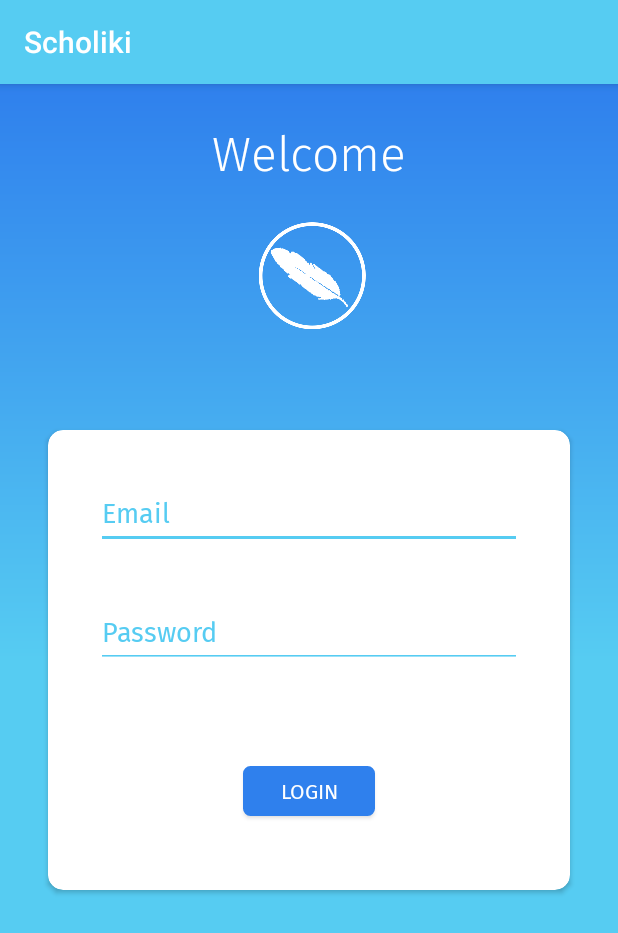
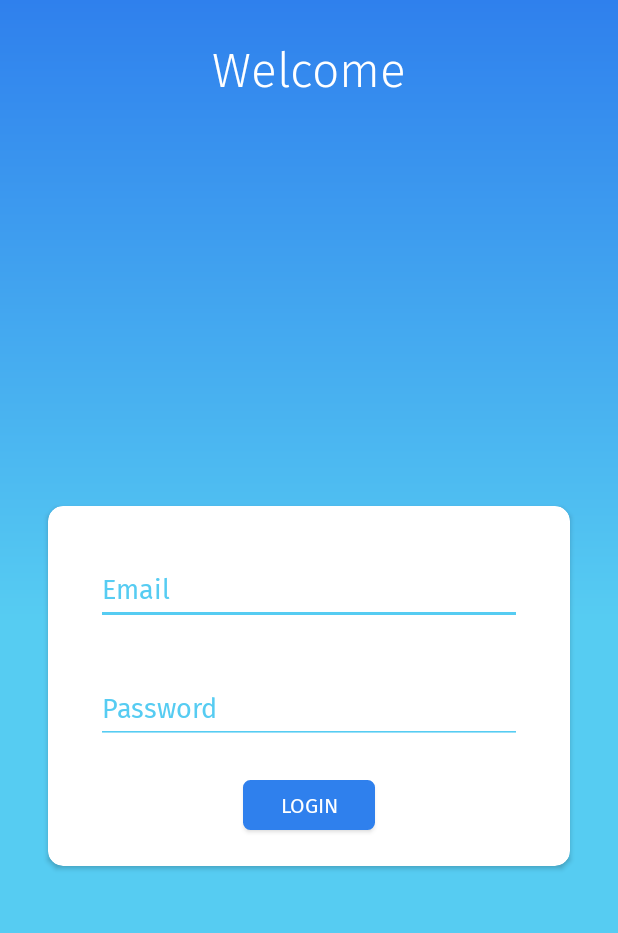
Before and after one commit to pixylife/Scholiki-Android-, an Android app: the screen it shows after launch (LoginActivity), on a phone screen of 412 x 824 dp. Shown: the top 933 px of the screen. Run offline under Robolectric (Android 15) with nearby library versions, the phone set to English and light mode, and no system bars; our stand-ins replace Firebase (no records; nobody signed in at launch, a user with empty details on screens opened directly); libraries missing offline, so code that uses them is left out: es.dmoral.toasty; 4 statements that could not run were skipped.

Commit message:
Fixed issues in login page

```diff
--- a/app/src/main/java/com/azio/scholiki/model/datasource/impl/UserDataSourceImpl.kt
+++ b/app/src/main/java/com/azio/scholiki/model/datasource/impl/UserDataSourceImpl.kt
@@ -15,17 +15,15 @@ class UserDataSourceImpl(
                 if (task.isSuccessful) {
                     // Sign in success
                     val user = auth.currentUser
-
                     //check user is null or not(just in case)
                     if(user!=null) {
-
                         callback.onSuccess(user)
                     }else{
                         callback.onFailed("Something went wrong")
                     }
                 } else {
                     // If sign in fails, display a message to the user.
-                    callback.onFailed("Something went wrong")
+                    callback.onFailed(task.exception?.localizedMessage.toString())
                 }
 
             }    }
--- a/app/src/main/res/layout/activity_login.xml
+++ b/app/src/main/res/layout/activity_login.xml
@@ -16,7 +16,7 @@
                                         android:layout_marginBottom="8dp"
                                         app:layout_constraintBottom_toTopOf="@+id/guideline2"
                                         android:layout_width="match_parent" android:id="@+id/cardView"
-                                        android:layout_height="0dp">
+                                        android:layout_height="wrap_content" app:layout_constraintVertical_bias="1.0">
         <android.support.constraint.ConstraintLayout
                 android:layout_width="match_parent"
                 android:layout_height="match_parent"
@@ -32,7 +32,7 @@
                     android:textColor="@android:color/white"
                     app:layout_constraintTop_toBottomOf="@+id/edtPassword"
                     app:layout_constraintStart_toStartOf="@+id/edtPassword"
-                    app:layout_constraintEnd_toEndOf="@+id/edtPassword" android:layout_marginBottom="8dp"
+                    app:layout_constraintEnd_toEndOf="@+id/edtPassword" android:layout_marginBottom="24dp"
                     app:layout_constraintBottom_toBottomOf="parent"/>
             <EditText
                     android:layout_width="0dp"
@@ -84,14 +84,6 @@
             android:id="@+id/textView" app:layout_constraintStart_toStartOf="parent" android:layout_marginStart="8dp"
             app:layout_constraintEnd_toEndOf="parent" android:layout_marginEnd="8dp" android:layout_marginTop="24dp"
             app:layout_constraintTop_toTopOf="parent"/>
-    <ImageView
-            android:layout_width="wrap_content"
-            android:layout_height="wrap_content" app:srcCompat="@drawable/scoliki_circle"
-            android:id="@+id/imageView" app:layout_constraintEnd_toEndOf="parent"
-            android:layout_marginEnd="8dp" app:layout_constraintStart_toStartOf="parent"
-            android:layout_marginStart="8dp" android:layout_marginBottom="8dp"
-            app:layout_constraintBottom_toTopOf="@+id/guideline" android:layout_marginTop="8dp"
-            app:layout_constraintTop_toBottomOf="@+id/textView" app:layout_constraintVertical_bias="0.120000005"/>
 
     <include
             android:id="@+id/progress_view"
--- a/app/src/main/res/values/styles.xml
+++ b/app/src/main/res/values/styles.xml
@@ -1,11 +1,19 @@
 <resources>
 
     <!-- Base application theme. -->
-    <style name="AppTheme" parent="Theme.AppCompat.Light.DarkActionBar">
+    <style name="AppTheme" parent="Base.Theme.AppCompat.Light.DarkActionBar">
         <!-- Customize your theme here. -->
         <item name="colorPrimary">@color/colorPrimary</item>
         <item name="colorPrimaryDark">@color/colorPrimaryDark</item>
         <item name="colorAccent">@color/colorAccent</item>
     </style>
 
+    <!--No Actionbar theme-->
+    <style name="NoActionBar" parent="Theme.AppCompat.Light.NoActionBar">
+        <item name="colorPrimary">@color/colorPrimary</item>
+        <item name="colorPrimaryDark">@color/colorPrimaryDark</item>
+        <item name="colorAccent">@color/colorAccent</item>
+        <item name="android:windowActionBar">false</item>
+        <item name="android:windowNoTitle">true</item>
+    </style>
 </resources>
```
Also changed, not shown: app/src/main/AndroidManifest.xml (+8 -3 lines), app/src/main/java/com/azio/scholiki/ui/login/LoginActivity.kt (+5 -3 lines).
